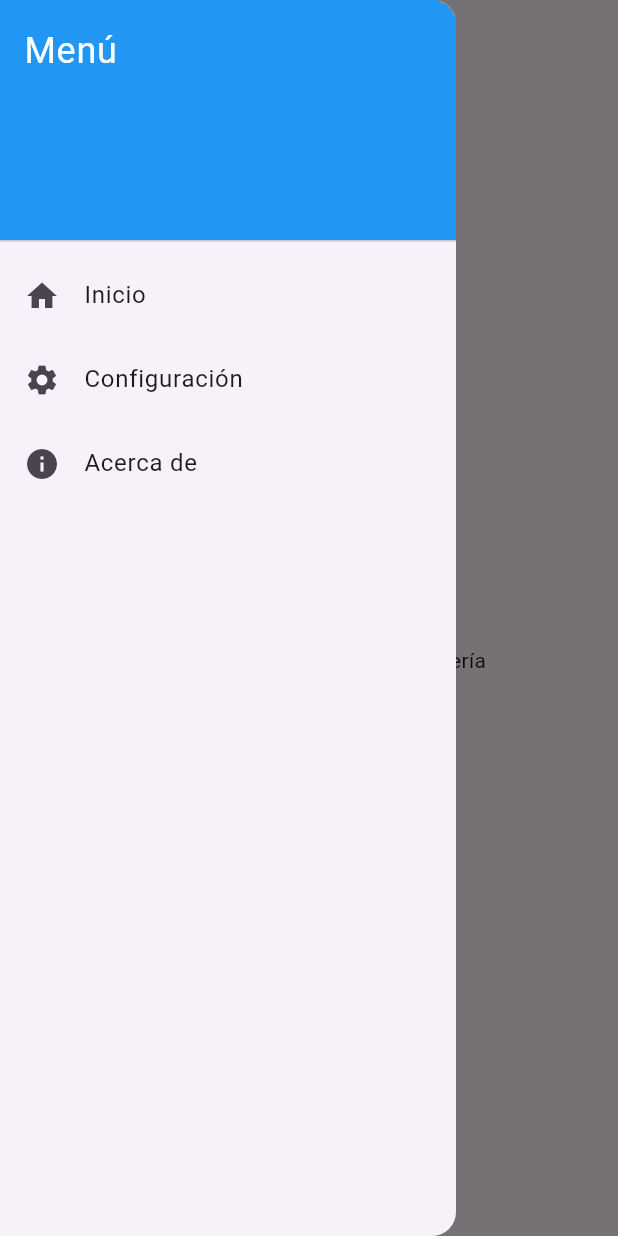
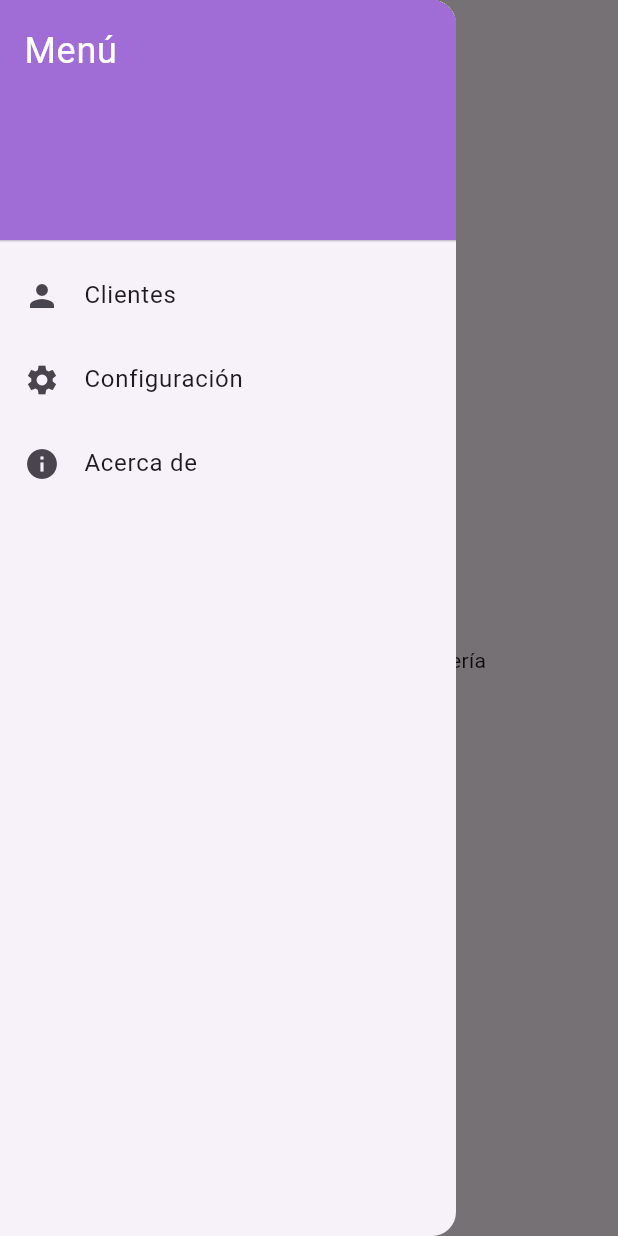
Before and after one commit to MarLiz-SanCam/app_lavanderia, a Flutter app: the Sistema screen opened directly, with the side drawer open, on a phone screen of 412 x 824 dp. Run offline on Flutter 3.47's test engine with Material 3 defaults, Android fonts, the light colour scheme and no system bars.

Commit message:
changing system page theme

```diff
--- a/lib/system_screen.dart
+++ b/lib/system_screen.dart
@@ -1,8 +1,10 @@
 import 'package:flutter/material.dart';
+import 'package:lavanderia_app/app_colors.dart';
 
 class Sistema extends StatelessWidget {
   @override
   Widget build(BuildContext context) {
+    var colors = Theme.of(context).extension<AppColors>()!;
     return Scaffold(
       appBar: AppBar(
         title: Text('Sistema de Lavandería'),
@@ -13,7 +15,7 @@ class Sistema extends StatelessWidget {
           children: <Widget>[
             DrawerHeader(
               decoration: BoxDecoration(
-                color: Colors.blue,
+                color: colors.accentuated,
               ),
               child: Text(
                 'Menú',
@@ -24,8 +26,8 @@ class Sistema extends StatelessWidget {
               ),
             ),
             ListTile(
-              leading: Icon(Icons.home),
-              title: Text('Inicio'),
+                leading: Icon(Icons.person),
+              title: Text('Clientes'),
               onTap: () {
                 // Acción al presionar "Inicio"
               },
```
Also changed, not shown: lib/main.dart (+7 -4 lines).
